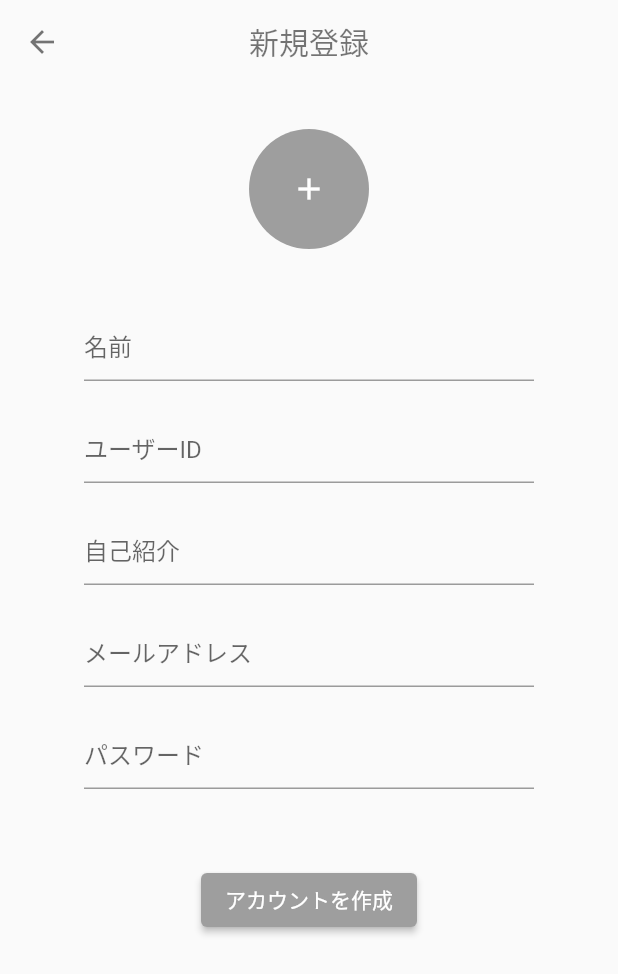
After one commit to takumi-maki/checklist_child_grow_up, a Flutter app: the CreateAccountPage screen opened directly, after a tap on "アカウントを作成", on a phone screen of 412 x 824 dp. The commit adds this screen. Shown: the top 974 px of the screen. Run offline on Flutter 3.47's test engine with Material 2 defaults, Android fonts, the phone set to English and light mode, and no system bars.

Commit message:
CreateAccountPage UI作成

```diff
--- /dev/null
+++ b/lib/view/start_up/create_account_page.dart
@@ -0,0 +1,111 @@
+
+import 'package:flutter/material.dart';
+
+class CreateAccountPage extends StatefulWidget {
+  const CreateAccountPage({Key? key}) : super(key: key);
+
+  @override
+  State<CreateAccountPage> createState() => _CreateAccountPageState();
+}
+
+class _CreateAccountPageState extends State<CreateAccountPage> {
+  TextEditingController nameController = TextEditingController();
+  TextEditingController userIdController = TextEditingController();
+  TextEditingController selfIntroductionController = TextEditingController();
+  TextEditingController emailController = TextEditingController();
+  TextEditingController passwordController = TextEditingController();
+  @override
+  Widget build(BuildContext context) {
+    return Scaffold(
+      appBar: AppBar(
+        backgroundColor: Colors.transparent,
+        elevation: 0,
+        iconTheme: const IconThemeData(color: Colors.black54),
+        title: const Text('新規登録', style: TextStyle(color: Colors.black54),),
+        centerTitle: true,
+      ),
+      body: SingleChildScrollView(
+        child: Column(
+          children: [
+            const SizedBox(height: 30),
+            const SizedBox(
+              width: double.infinity,
+              child: CircleAvatar(
+                radius: 40,
+                backgroundColor: Colors.grey,
+                child: Icon(Icons.add, color: Colors.white),
+              ),
+            ),
+            const SizedBox(height: 40,),
+            SizedBox(
+              width: 300,
+              child: TextField(
+                controller: nameController,
+                decoration: const InputDecoration(
+                  hintText: '名前'
+                ),
+              ),
+            ),
+            Padding(
+              padding: const EdgeInsets.symmetric(vertical: 20.0),
+              child: SizedBox(
+                width: 300,
+                child: TextField(
+                  controller: userIdController,
+                  decoration: const InputDecoration(
+                      hintText: 'ユーザーID'
+                  ),
+                ),
+              ),
+            ),
+            SizedBox(
+              width: 300,
+              child: TextField(
+                controller: selfIntroductionController,
+                decoration: const InputDecoration(
+                    hintText: '自己紹介'
+                ),
+              ),
+            ),
+            Padding(
+              padding: const EdgeInsets.symmetric(vertical: 20.0),
+              child: SizedBox(
+                width: 300,
+                child: TextField(
+                  controller: emailController,
+                  decoration: const InputDecoration(
+                      hintText: 'メールアドレス'
+                  ),
+                ),
+              ),
+            ),
+            SizedBox(
+              width: 300,
+              child: TextField(
+                controller: passwordController,
+                decoration: const InputDecoration(
+                    hintText: 'パスワード'
+                ),
+              ),
+            ),
+            const SizedBox(height: 50),
+            ElevatedButton(
+              onPressed: () {
+                if(nameController.text.isNotEmpty
+                  && userIdController.text.isNotEmpty
+                  && selfIntroductionController.text.isNotEmpty
+                  && emailController.text.isNotEmpty
+                  && passwordController.text.isNotEmpty) {
+                  Navigator.pop(context);
+                }
+            },
+              style: ButtonStyle(
+                backgroundColor: MaterialStateColor.resolveWith((states) => Colors.grey),
+              ),
+              child: const Text('アカウントを作成'))
+          ],
+        ),
+      ),
+    );
+  }
+}
--- a/lib/view/start_up/login_page.dart
+++ b/lib/view/start_up/login_page.dart
@@ -1,3 +1,5 @@
+import 'package:demo_sns_app/view/account/account_page.dart';
+import 'package:demo_sns_app/view/start_up/create_account_page.dart';
 import 'package:flutter/gestures.dart';
 import 'package:flutter/material.dart';
 
@@ -22,7 +24,7 @@ class _LoginPageState extends State<LoginPage> {
           child: Column(
             children: [
               const SizedBox(height: 50),
-              const Text('Flutter SNS', style: TextStyle(fontSize: 24, fontWeight: FontWeight.bold)),
+              const Text('Flutter SNS', style: TextStyle(fontSize: 24, fontWeight: FontWeight.bold, color: Colors.black54)),
               Padding(
                 padding: const EdgeInsets.symmetric(vertical: 20.0),
                 child: SizedBox(
@@ -52,7 +54,10 @@ class _LoginPageState extends State<LoginPage> {
                   TextSpan(text: 'こちら',
                     style: const TextStyle(color: Colors.blue),
                     recognizer: TapGestureRecognizer()..onTap = () {
-                      debugPrint('アカウントを作成');
+                      Navigator.push(
+                          context,
+                          MaterialPageRoute(builder: (context) => CreateAccountPage())
+                      );
                     }
                   ),
                 ]
```
